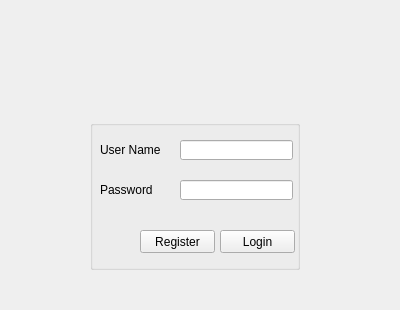
Old version of the form Ipiranga_GUI/loginuser.ui in the repository Hugo-NF/App_Ipiranga.
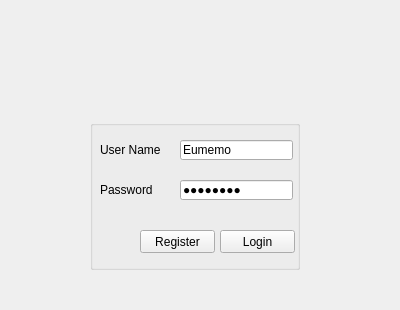
New version of the form. Icons and pictures are not drawn.

```diff
--- a/Ipiranga_GUI/loginuser.ui
+++ b/Ipiranga_GUI/loginuser.ui
@@ -77,6 +77,9 @@
        <height>20</height>
       </rect>
      </property>
+     <property name="text">
+      <string>12345678</string>
+     </property>
      <property name="echoMode">
       <enum>QLineEdit::Password</enum>
      </property>
@@ -93,6 +96,9 @@
      <property name="accessibleName">
       <string/>
      </property>
+     <property name="text">
+      <string>Eumemo</string>
+     </property>
      <property name="echoMode">
       <enum>QLineEdit::Normal</enum>
      </property>
```
